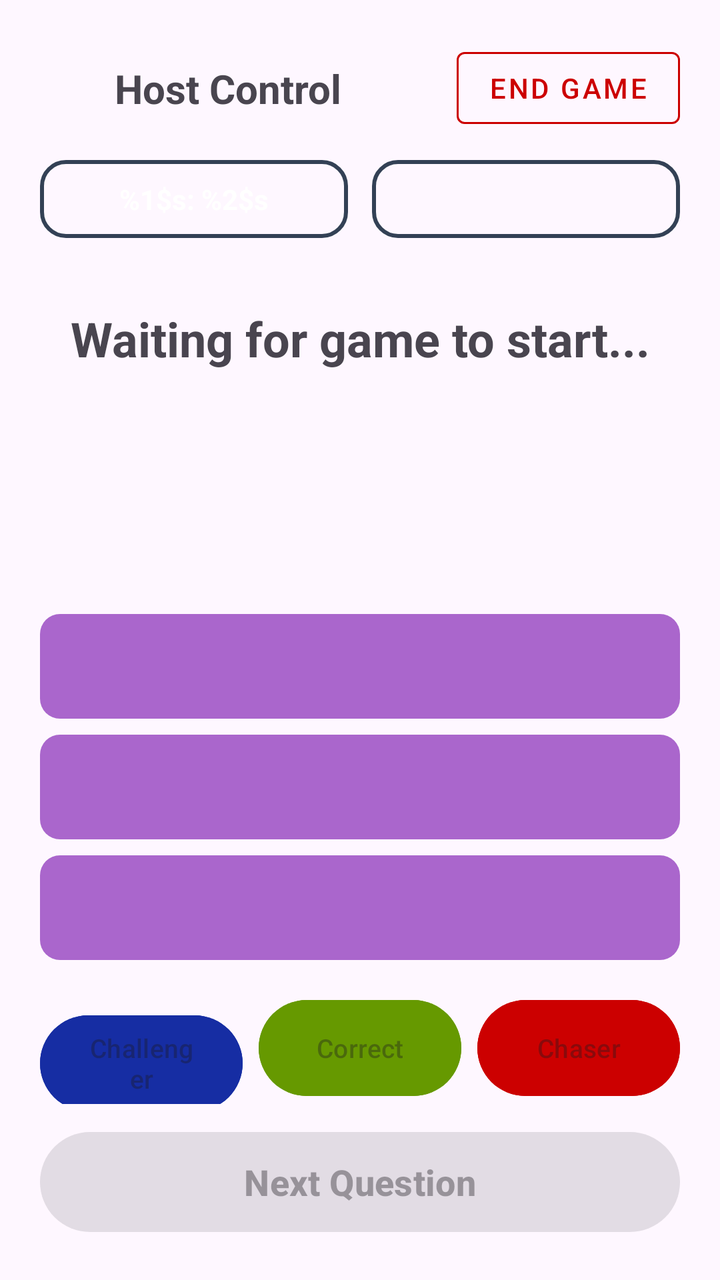
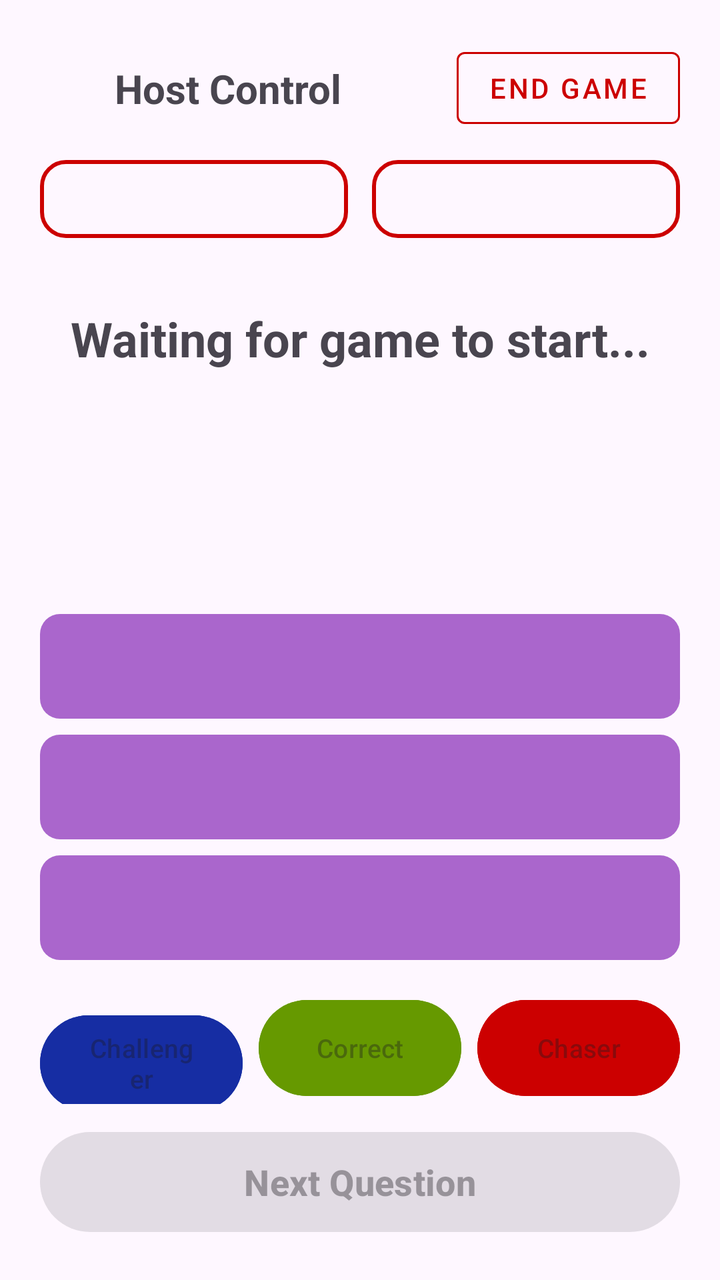

An Android layout rendered at two revisions. The XML below is the earlier revision; the diff shows what the commit changed to produce the second picture.
<!-- AndroidManifest.xml: application theme Theme.AndroidClient -->
<!-- res/layout/activity_host.xml -->
<?xml version="1.0" encoding="utf-8"?>
<androidx.constraintlayout.widget.ConstraintLayout xmlns:android="http://schemas.android.com/apk/res/android"
    xmlns:app="http://schemas.android.com/apk/res-auto"
    xmlns:tools="http://schemas.android.com/tools"
    android:id="@+id/main"
    android:layout_width="match_parent"
    android:layout_height="match_parent"
    tools:context=".HostActivity">

    
    <TextView
        android:id="@+id/tvHostTitle"
        android:layout_width="0dp"
        android:layout_height="wrap_content"
        android:text="@string/host_control"
        android:textSize="20sp"
        android:textStyle="bold"
        android:gravity="center_horizontal"
        app:layout_constraintStart_toStartOf="parent"
        app:layout_constraintEnd_toStartOf="@id/btEndGame"
        app:layout_constraintTop_toTopOf="@id/btEndGame"
        app:layout_constraintBottom_toBottomOf="@id/btEndGame"/>

    <com.google.android.material.button.MaterialButton
        android:id="@+id/btEndGame"
        style="@style/Widget.MaterialComponents.Button.OutlinedButton"
        android:layout_width="wrap_content"
        android:layout_height="wrap_content"
        android:text="@string/lb_end_game"
        android:layout_margin="20dp"
        android:textColor="@color/color_red"
        app:strokeColor="@color/color_red"
        app:layout_constraintEnd_toEndOf="parent"
        app:layout_constraintTop_toTopOf="parent" />

    
    <LinearLayout
        android:id="@+id/llStatusRow"
        android:layout_width="0dp"
        android:layout_height="wrap_content"
        android:layout_marginTop="12dp"
        android:orientation="horizontal"
        android:layout_marginStart="20dp"
        android:layout_marginEnd="20dp"
        app:layout_constraintTop_toBottomOf="@id/btEndGame"
        app:layout_constraintStart_toStartOf="parent"
        app:layout_constraintEnd_toEndOf="parent">

        <TextView
            android:id="@+id/tvChallengerStatus"
            android:layout_width="0dp"
            android:layout_height="wrap_content"
            android:layout_weight="1"
            android:layout_marginEnd="6dp"
            android:background="@drawable/dr_border_rounded_red"
            android:backgroundTint="#334155"
            android:gravity="center"
            android:padding="10dp"
            android:text="@string/lb_player_status"
            android:textColor="@android:color/white"
            android:textSize="14sp"
            android:textStyle="bold" />

        <TextView
            android:id="@+id/tvChaserStatus"
            android:layout_width="0dp"
            android:layout_height="wrap_content"
            android:layout_weight="1"
            android:layout_marginStart="6dp"
            android:background="@drawable/dr_border_rounded_red"
            android:backgroundTint="#334155"
            android:gravity="center"
            android:padding="10dp"
            android:textColor="@android:color/white"
            android:textSize="14sp"
            android:textStyle="bold" />
    </LinearLayout>

    
    <ProgressBar
        android:id="@+id/pbLockoutTimer"
        style="?android:attr/progressBarStyleHorizontal"
        android:layout_width="0dp"
        android:layout_height="12dp"
        android:layout_marginStart="20dp"
        android:layout_marginEnd="20dp"
        android:layout_marginTop="10dp"
        android:max="500"
        android:progress="500"
        android:progressTint="@color/color_red"
        android:visibility="invisible"
        app:layout_constraintTop_toBottomOf="@id/llStatusRow"
        app:layout_constraintStart_toStartOf="parent"
        app:layout_constraintEnd_toEndOf="parent" />

    
    <TextView
        android:id="@+id/tvQuestionText"
        android:layout_width="match_parent"
        android:layout_height="wrap_content"
        android:layout_marginTop="12dp"
        android:layout_marginBottom="12dp"
        android:gravity="center"
        android:text="@string/lb_waiting"
        android:textSize="24sp"
        android:textStyle="bold"
        android:layout_marginStart="20dp"
        android:layout_marginEnd="20dp"
        app:autoSizeTextType="uniform"
        app:autoSizeMinTextSize="16sp"
        app:autoSizeMaxTextSize="26sp"
        app:autoSizeStepGranularity="2sp"
        app:layout_constraintTop_toBottomOf="@id/pbLockoutTimer"
        app:layout_constraintStart_toStartOf="parent"
        app:layout_constraintEnd_toEndOf="parent" />

    
    <LinearLayout
        android:id="@+id/llAnswers"
        android:layout_width="0dp"
        android:layout_height="wrap_content"
        android:layout_marginBottom="16dp"
        android:orientation="vertical"
        android:layout_marginStart="20dp"
        android:layout_marginEnd="20dp"
        app:layout_constraintBottom_toTopOf="@id/llRevealControls"
        app:layout_constraintStart_toStartOf="parent"
        app:layout_constraintEnd_toEndOf="parent">

        <TextView
            android:id="@+id/tvOptionA"
            android:layout_width="match_parent"
            android:layout_height="wrap_content"
            android:layout_marginBottom="8dp"
            android:background="@drawable/dr_background_card"
            android:padding="14dp"
            android:textColor="@android:color/white"
            android:textSize="18sp"
            android:textStyle="bold" />

        <TextView
            android:id="@+id/tvOptionB"
            android:layout_width="match_parent"
            android:layout_height="wrap_content"
            android:layout_marginBottom="8dp"
            android:background="@drawable/dr_background_card"
            android:padding="14dp"
            android:textColor="@android:color/white"
            android:textSize="18sp"
            android:textStyle="bold" />

        <TextView
            android:id="@+id/tvOptionC"
            android:layout_width="match_parent"
            android:layout_height="wrap_content"
            android:background="@drawable/dr_background_card"
            android:padding="14dp"
            android:textColor="@android:color/white"
            android:textSize="18sp"
            android:textStyle="bold" />
    </LinearLayout>

    
    <LinearLayout
        android:id="@+id/llRevealControls"
        android:layout_width="0dp"
        android:layout_height="wrap_content"
        android:layout_marginBottom="10dp"

        android:layout_marginStart="20dp"
        android:layout_marginEnd="20dp"
        android:orientation="horizontal"
        app:layout_constraintBottom_toTopOf="@id/btNextQuestion"
        app:layout_constraintStart_toStartOf="parent"
        app:layout_constraintEnd_toEndOf="parent">

        <com.google.android.material.button.MaterialButton
            android:id="@+id/btRevealChallenger"
            android:layout_width="0dp"
            android:layout_height="56dp"
            android:layout_weight="1"
            android:layout_marginEnd="4dp"
            android:backgroundTint="@color/color_blue"
            android:enabled="false"
            android:text="@string/lb_challenger"
            android:textSize="13sp" />

        <com.google.android.material.button.MaterialButton
            android:id="@+id/btRevealCorrect"
            android:layout_width="0dp"
            android:layout_height="56dp"
            android:layout_weight="1"
            android:layout_marginHorizontal="4dp"
            android:backgroundTint="@color/color_green"
            android:enabled="false"
            android:text="@string/lb_correct"
            android:textSize="13sp" />

        <com.google.android.material.button.MaterialButton
            android:id="@+id/btRevealChaser"
            android:layout_width="0dp"
            android:layout_height="56dp"
            android:layout_weight="1"
            android:layout_marginStart="4dp"
            android:backgroundTint="@color/color_red"
            android:enabled="false"
            android:text="@string/lb_chaser"
            android:textSize="13sp" />

    </LinearLayout>

    
    <com.google.android.material.button.MaterialButton
        android:id="@+id/btNextQuestion"
        android:layout_width="0dp"
        android:layout_height="58dp"
        android:enabled="false"
        android:text="@string/lb_next_question"
        android:textSize="18sp"
        android:textStyle="bold"
        android:layout_margin="20dp"
        app:layout_constraintBottom_toBottomOf="parent"
        app:layout_constraintStart_toStartOf="parent"
        app:layout_constraintEnd_toEndOf="parent" />

</androidx.constraintlayout.widget.ConstraintLayout>
<!-- resources referenced by this layout -->
<resources>
  <color name="color_blue">#FF162DA3</color>
  <color name="color_green">@android:color/holo_green_dark</color>
  <color name="color_red">@android:color/holo_red_dark</color>
  <!-- drawable dr_background_card (drawable) -->
  <?xml version="1.0" encoding="utf-8"?>
  <shape xmlns:android="http://schemas.android.com/apk/res/android"
      android:shape="rectangle">
      <solid android:color="@color/color_purple" />
      <corners android:radius="10dp" />
      <stroke
          android:width="0dp"
          android:color="@android:color/transparent" />
  </shape>
  <!-- drawable dr_border_rounded_red (drawable) -->
  <?xml version="1.0" encoding="utf-8"?>
  <shape xmlns:android="http://schemas.android.com/apk/res/android"
      android:shape="rectangle">
      <solid android:color="@android:color/transparent" />
      <corners android:radius="12dp" />
      <stroke
          android:width="2dp"
          android:color="@color/color_red" />
  </shape>
  <string name="host_control">Host Control</string>
  <string name="lb_challenger">Challenger</string>
  <string name="lb_chaser">Chaser</string>
  <string name="lb_correct">Correct</string>
  <string name="lb_end_game">End Game</string>
  <string name="lb_next_question">Next Question</string>
  <string name="lb_player_status">%1$s: %2$s</string>
  <string name="lb_waiting">Waiting for game to start...</string>
  <style name="Theme.AndroidClient" parent="Base.Theme.AndroidClient" />
  <color name="color_purple">@android:color/holo_purple</color>
  <style name="Base.Theme.AndroidClient" parent="Theme.Material3.Light.NoActionBar">
          
          <item name="colorPrimary">@color/color_blue</item>
      </style>
</resources>

<!-- the commit's change to res/layout/activity_host.xml (unified diff, before → after) -->
@@ -53,11 +53,8 @@
             android:layout_weight="1"
             android:layout_marginEnd="6dp"
             android:background="@drawable/dr_border_rounded_red"
-            android:backgroundTint="#334155"
             android:gravity="center"
             android:padding="10dp"
-            android:text="@string/lb_player_status"
-            android:textColor="@android:color/white"
             android:textSize="14sp"
             android:textStyle="bold" />
 
@@ -68,10 +65,8 @@
             android:layout_weight="1"
             android:layout_marginStart="6dp"
             android:background="@drawable/dr_border_rounded_red"
-            android:backgroundTint="#334155"
             android:gravity="center"
             android:padding="10dp"
-            android:textColor="@android:color/white"
             android:textSize="14sp"
             android:textStyle="bold" />
     </LinearLayout>
<!-- resource entries referenced after the edit -->
@@ -29,7 +29,6 @@
   <string name="lb_correct">Correct</string>
   <string name="lb_end_game">End Game</string>
   <string name="lb_next_question">Next Question</string>
-  <string name="lb_player_status">%1$s: %2$s</string>
   <string name="lb_waiting">Waiting for game to start...</string>
   <style name="Theme.AndroidClient" parent="Base.Theme.AndroidClient" />
   <color name="color_purple">@android:color/holo_purple</color>
